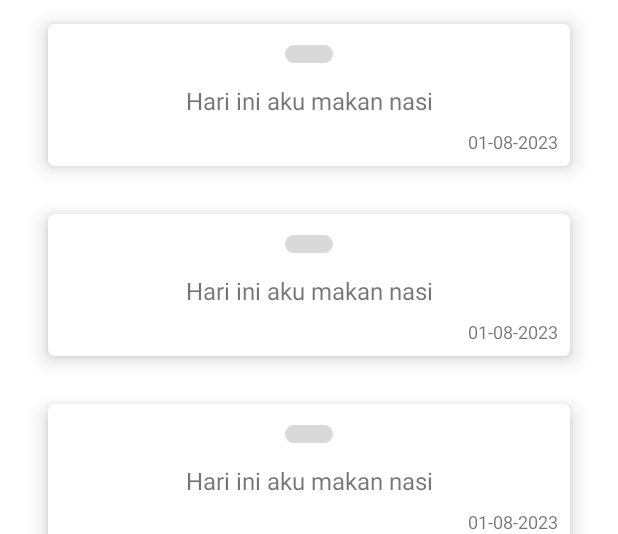
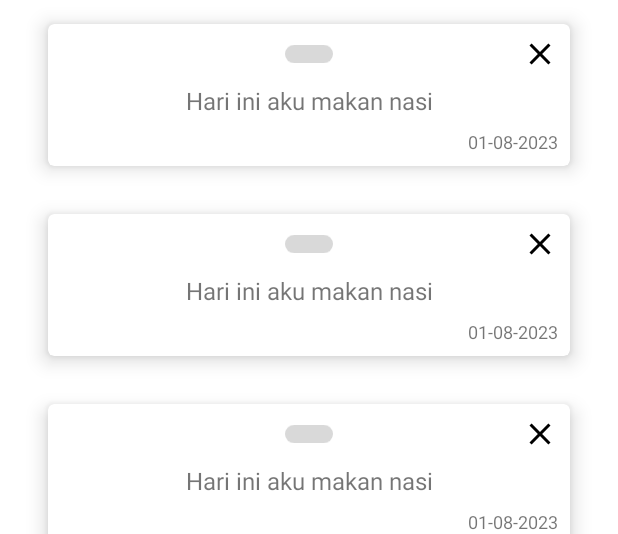
Before and after one commit to munovrizall/Ariwara_MoodTracker, an Android app: the layout activity_main.xml on its own in the app's theme, with its tools: preview values and no code run, on a phone screen of 412 x 824 dp. Shown: the top 534 px of the screen. Run offline under Robolectric (Android 15) with nearby library versions, the phone set to English and light mode, and no system bars.

Commit message:
CRUD completed

```diff
--- a/app/src/main/java/com/artonov/ariwara/adapter/DiaryAdapter.kt
+++ b/app/src/main/java/com/artonov/ariwara/adapter/DiaryAdapter.kt
@@ -33,6 +33,10 @@ class DiaryAdapter(private val context: Context, private val diaries: ArrayList<
                 cardDiary.setOnClickListener() {
                     listener.onUpdate(diary)
                 }
+
+                ivDelete.setOnClickListener() {
+                    listener.onDelete(diary)
+                }
             }
         }
     }
@@ -51,6 +55,7 @@ class DiaryAdapter(private val context: Context, private val diaries: ArrayList<
 
     interface OnAdapterListener {
         fun onUpdate(diary: Diary)
+        fun onDelete(diary: Diary)
     }
 
     fun setData(list: List<Diary>) {
--- a/app/src/main/res/layout/item_diary.xml
+++ b/app/src/main/res/layout/item_diary.xml
@@ -24,7 +24,14 @@
             app:layout_constraintStart_toStartOf="parent"
             app:layout_constraintTop_toTopOf="parent" />
 
-
+        <ImageView
+            android:id="@+id/ivDelete"
+            android:layout_width="24dp"
+            android:layout_height="24dp"
+            android:src="@drawable/ic_delete"
+            app:layout_constraintBottom_toBottomOf="@+id/ivCapsule"
+            app:layout_constraintEnd_toEndOf="parent"
+            app:layout_constraintTop_toTopOf="@+id/ivCapsule" />
 
         <TextView
             android:id="@+id/tvNote"
```
Also changed, not shown: app/src/main/java/com/artonov/ariwara/MainActivity.kt (+23 -0 lines).
